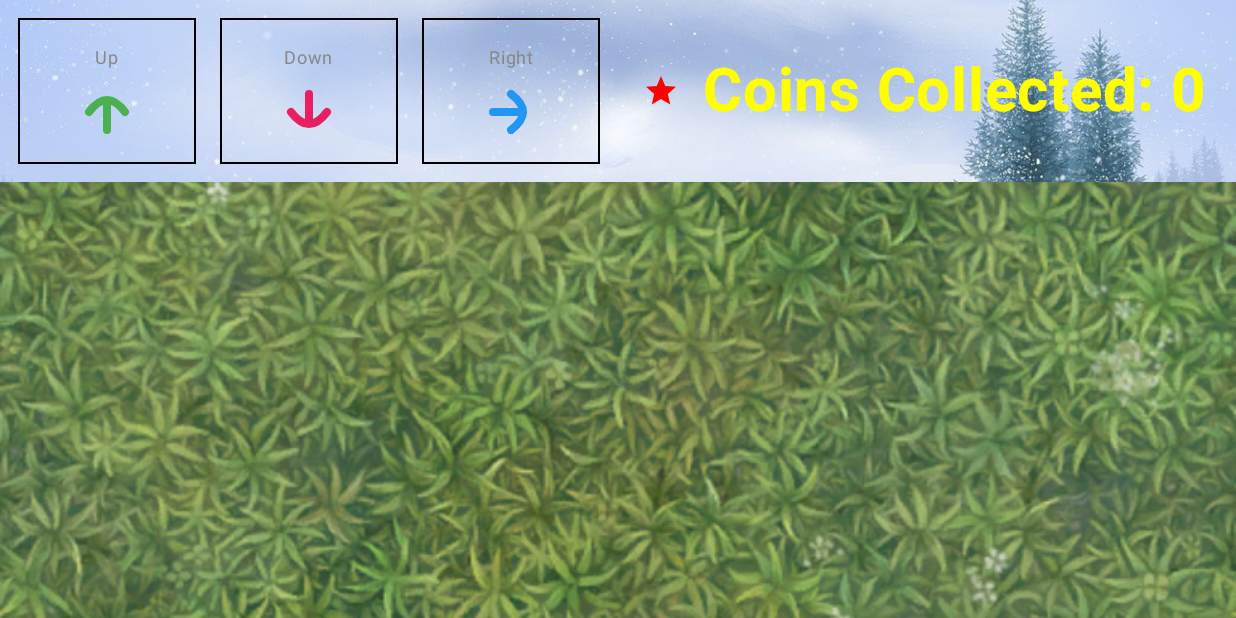
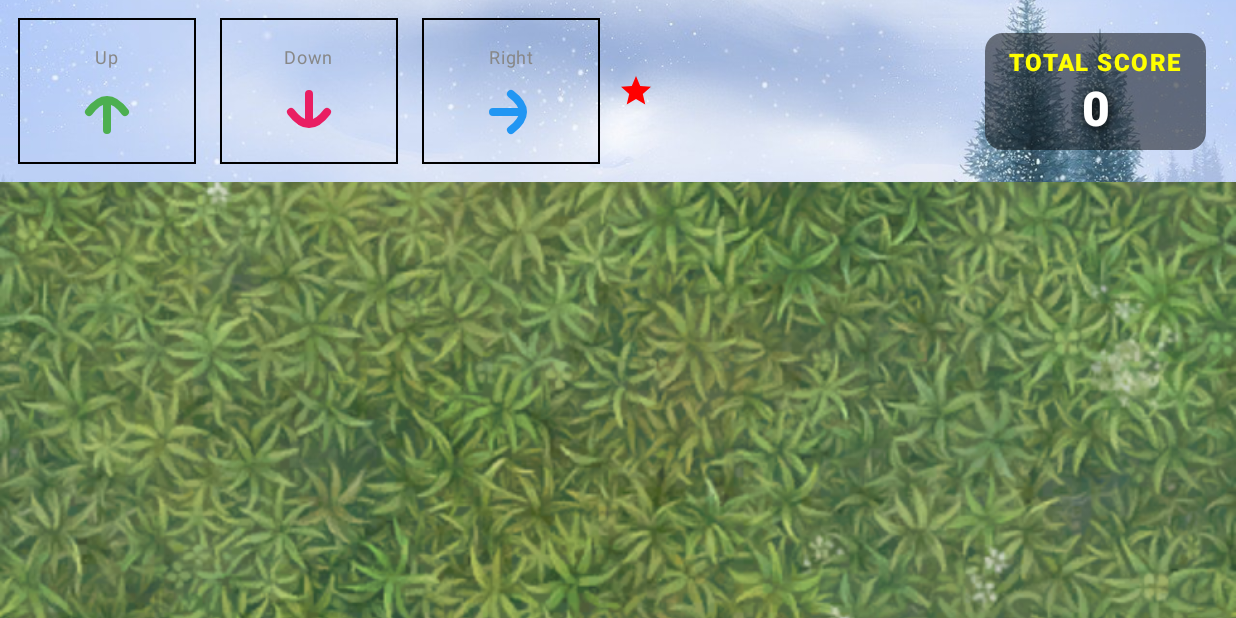
Before and after one commit to bsilv22/Individual_Project_3, an Android app built with Jetpack Compose: the composable MazeGame shown on its own in the app's theme, on a phone screen of 824 x 412 dp (held sideways). Run offline under Robolectric (Android 15) with nearby library versions, the phone set to English and light mode, and no system bars; 8 statements that could not run were skipped.

Commit message:
Added levels, incomplete

```diff
--- a/app/src/main/java/com/zybooks/individual_project3_game/MainActivity.kt
+++ b/app/src/main/java/com/zybooks/individual_project3_game/MainActivity.kt
@@ -1,6 +1,5 @@
 package com.zybooks.individual_project3_game
 
-import MazeGame
 import android.os.Bundle
 import androidx.activity.ComponentActivity
 import androidx.activity.compose.setContent
@@ -10,6 +9,7 @@ import androidx.compose.foundation.layout.padding
 import androidx.compose.material3.Scaffold
 import androidx.compose.ui.Modifier
 import com.zybooks.individual_project3_game.ui.theme.Individual_Project3_GameTheme
+import com.zybooks.individual_project3_game.userInterface.ui.screens.MazeGame
 
 class MainActivity : ComponentActivity() {
     override fun onCreate(savedInstanceState: Bundle?) {
--- a/app/src/main/java/com/zybooks/individual_project3_game/userInterface/ui/components.kt.kt
+++ b/app/src/main/java/com/zybooks/individual_project3_game/userInterface/ui/components.kt.kt
@@ -1,6 +1,6 @@
 package com.zybooks.individual_project3_game.userInterface.ui
 
-class `components.kt` {
+
 
     // GameComponents.kt
     data class Platform(
@@ -48,4 +48,4 @@ class `components.kt` {
                     y >= platform.y + playerRadius &&
                     y <= platform.y + platform.height - playerRadius
         }
-    }}
+    }
--- a/app/src/main/java/com/zybooks/individual_project3_game/userInterface/ui/screens/GameLevelOne.kt
+++ b/app/src/main/java/com/zybooks/individual_project3_game/userInterface/ui/screens/GameLevelOne.kt
@@ -54,9 +54,12 @@ import androidx.compose.ui.platform.LocalContext
 import androidx.compose.runtime.remember
 import android.graphics.BitmapFactory
 import android.util.Log
+import androidx.compose.foundation.shape.RoundedCornerShape
+import androidx.compose.ui.graphics.Shadow
 import androidx.compose.ui.text.font.FontWeight
-import com.zybooks.individual_project3_game.levels.`Level1.kt`
 import com.zybooks.individual_project3_game.levels.Level1
+import com.zybooks.individual_project3_game.levels.Level2
+import java.time.format.TextStyle
 
 @Composable
 fun DirectionalArrow(
@@ -156,49 +159,65 @@ data class Coin(
 @Composable
 
 fun MazeGame(modifier: Modifier = Modifier) {
-    var playerX by remember { mutableStateOf(30f *6f) }
+    var playerX by remember { mutableStateOf(10f * 6f) }
     var playerY by remember { mutableStateOf((80f + (20f / 2)) * 6f) }// 90f * scale
     var direction by remember { mutableStateOf("none") }
 
-
+    var showLevelTransition by remember { mutableStateOf(false) }
 
     val scale = 6f
 
 
-
-
     val context = LocalContext.current
     val coinBitmap = remember(context) {
-        BitmapFactory.decodeResource(context.resources, R.drawable.goldcoin4)?.let { originalBitmap ->
+        BitmapFactory.decodeResource(context.resources, R.drawable.goldcoin4)
+            ?.let { originalBitmap ->
                 Bitmap.createScaledBitmap(originalBitmap, 160, 160, true)
             }
     }
 
-
-
+    //next level code
+    var currentLevel by remember { mutableStateOf(1) }
 
     var platforms by remember(currentLevel) {
         mutableStateOf(
-            when(currentLevel) {
+            when (currentLevel) {
                 1 -> Level1.getPlatforms(scale)
-                2 -> Level1.getPlatforms(scale)
+                2 -> Level2.getPlatforms(scale)
                 else -> Level1.getPlatforms(scale)
             }
         )
     }
 
     var coins by remember(currentLevel) {
-        mutableStateOf(
-            when(currentLevel) {
+        val coinsList = when (currentLevel) {
             1 -> Level1.getCoins(scale)
             2 -> Level2.getCoins(scale)
             else -> Level1.getCoins(scale)
         }
-        )
+        mutableStateOf(coinsList)
     }
 
+    var score by remember { mutableStateOf(0) }
 
-    var score by remember { mutableStateOf(0) }
+// Add debug logging and modify level change logic
+    LaunchedEffect(score) {
+        val coinsInLevel = coins.size
+        Log.d("GameDebug", "Score: $score, Coins in level: $coinsInLevel")
+
+        if (score > 0 && score == coinsInLevel) {  // Changed condition
+            Log.d("GameDebug", "Level complete! Moving to level ${currentLevel + 1}")
+            currentLevel++
+            score = 0  // Reset score for new level
+            playerX = 30f * scale
+            playerY = (80f + (20f / 2)) * scale
+            direction = "none"
+
+            // Reset coin collection status
+
+        }
+    }
+
 
     fun isOnPlatform(x: Float, y: Float, platforms: List<Platform>): Boolean {
         val playerRadius = 50f  // Match circle radius
@@ -234,6 +253,7 @@ fun MazeGame(modifier: Modifier = Modifier) {
         }
     }
 
+    var totalScore by remember { mutableStateOf(0) }
 
 
     LaunchedEffect(direction) {
@@ -249,6 +269,7 @@ fun MazeGame(modifier: Modifier = Modifier) {
                             if (!coin.collected && abs(playerX - coin.x) < 55f && abs(playerY - coin.y) < 55f) {
                                 coin.collected = true
                                 score += 1
+                                totalScore += 1  // Add this line
                             }
                         }
                     } else {
@@ -256,6 +277,7 @@ fun MazeGame(modifier: Modifier = Modifier) {
                     }
                 }
             }
+
             "down" -> {
                 var velocity = 8f
                 repeat(90) {
@@ -267,6 +289,7 @@ fun MazeGame(modifier: Modifier = Modifier) {
                             if (!coin.collected && abs(playerX - coin.x) < 55f && abs(playerY - coin.y) < 55f) {
                                 coin.collected = true
                                 score += 1
+                                totalScore += 1  // Add this line
                             }
                         }
                     } else {
@@ -274,6 +297,7 @@ fun MazeGame(modifier: Modifier = Modifier) {
                     }
                 }
             }
+
             "right" -> {
                 var velocity = 8f
                 repeat(90) {
@@ -285,6 +309,7 @@ fun MazeGame(modifier: Modifier = Modifier) {
                             if (!coin.collected && abs(playerX - coin.x) < 55f && abs(playerY - coin.y) < 55f) {
                                 coin.collected = true
                                 score += 1
+                                totalScore += 1  // Add this line
                             }
                         }
                     } else {
@@ -480,18 +505,51 @@ fun MazeGame(modifier: Modifier = Modifier) {
                         modifier = Modifier.padding(start = 16.dp),
                         contentAlignment = Alignment.Center
                     ) {
+
+                        Box(
+                            modifier = Modifier
+                                .fillMaxWidth()
+                                .padding(16.dp),
+                            contentAlignment = Alignment.TopEnd
+                        ) {
+                            Column(
+                                modifier = Modifier
+                                    .background(
+                                        color = Color.Black.copy(alpha = 0.5f),
+                                        shape = RoundedCornerShape(12.dp)
+                                    )
+                                    .padding(horizontal = 16.dp, vertical = 8.dp),
+                                horizontalAlignment = Alignment.CenterHorizontally
+                            ) {
                                 Text(
-                            text = "Coins Collected: $score",
+                                    text = "TOTAL SCORE",
                                     color = Color.Yellow,
-                            fontSize = 40.sp,
-                            fontWeight = FontWeight.Bold
+                                    fontSize = 16.sp,
+                                    fontWeight = FontWeight.ExtraBold,
+                                    letterSpacing = 1.sp
+                                )
+                                Text(
+                                    text = "$totalScore",
+                                    color = Color.White,
+                                    fontSize = 32.sp,
+                                    fontWeight = FontWeight.Black,
+                                    style = androidx.compose.ui.text.TextStyle(
+                                        shadow = Shadow(
+                                            color = Color.Black,
+                                            blurRadius = 8f,
+                                            offset = Offset(2f, 2f)
+                                        )
+                                    )
                                 )
                             }
                         }
-            }}
+
+                    }
+                }
+            }
+        }
 
     // Add this at the top of your @Composable function, before the Box
-
 
 
     Box(
@@ -539,7 +597,6 @@ fun MazeGame(modifier: Modifier = Modifier) {
             }
 
 
-
             // Draw the player (circle for representation)
             drawCircle(
                 color = Color(0xFF666666),
--- a/app/src/main/java/com/zybooks/individual_project3_game/userInterface/ui/screens/Level1.kt.kt
+++ /dev/null
@@ -1,37 +0,0 @@
-package com.zybooks.individual_project3_game.levels
-
-import androidx.compose.runtime.mutableStateListOf
-import com.zybooks.individual_project3_game.Platform
-import com.zybooks.individual_project3_game.Coin
-
-class `Level1.kt` {
-
-    object Level1 {
-        fun getPlatforms(scale: Float) = mutableStateListOf(
-            Platform(0f * scale, 80f * scale, 100f * scale, 20f * scale),
-            Platform(100f * scale, 60f * scale, 20f * scale, 40f * scale),
-            Platform(120f * scale, 60f * scale, 100f * scale, 20f * scale),
-            Platform(220f * scale, 60f * scale, 20f * scale, 60f * scale),
-            Platform(240f * scale, 100f * scale, 100f * scale, 20f * scale),
-            Platform(340f * scale, 80f * scale, 20f * scale, 40f * scale),
-            Platform(360f * scale, 80f * scale, 100f * scale, 20f * scale),
-            Platform(460f * scale, 80f * scale, 20f * scale, 60f * scale),
-            Platform(480f * scale, 120f * scale, 100f * scale, 20f * scale),
-            Platform(580f * scale, 100f * scale, 20f * scale, 40f * scale),
-            Platform(600f * scale, 100f * scale, 100f * scale, 20f * scale),
-            Platform(700f * scale, 100f * scale, 20f * scale, 60f * scale),
-            Platform(720f * scale, 140f * scale, 100f * scale, 20f * scale),
-        )
-
-    }
-
-    fun getCoins(scale: Float) = mutableStateListOf(
-        Coin(50f * scale, 90f * scale),    // Adjusted Y positions
-        Coin(170f * scale, 70f * scale),
-        Coin(290f * scale, 110f * scale),
-        Coin(410f * scale, 90f * scale),
-        Coin(530f * scale, 130f * scale),
-        Coin(650f * scale, 110f * scale),
-        Coin(770f * scale, 150f * scale)
-    )
-}
```
Also changed, not shown: app/src/main/java/com/zybooks/individual_project3_game/userInterface/ui/screens/Level2.kt (+14 -17 lines). Lines whose indentation alone changed are shown as unchanged.
